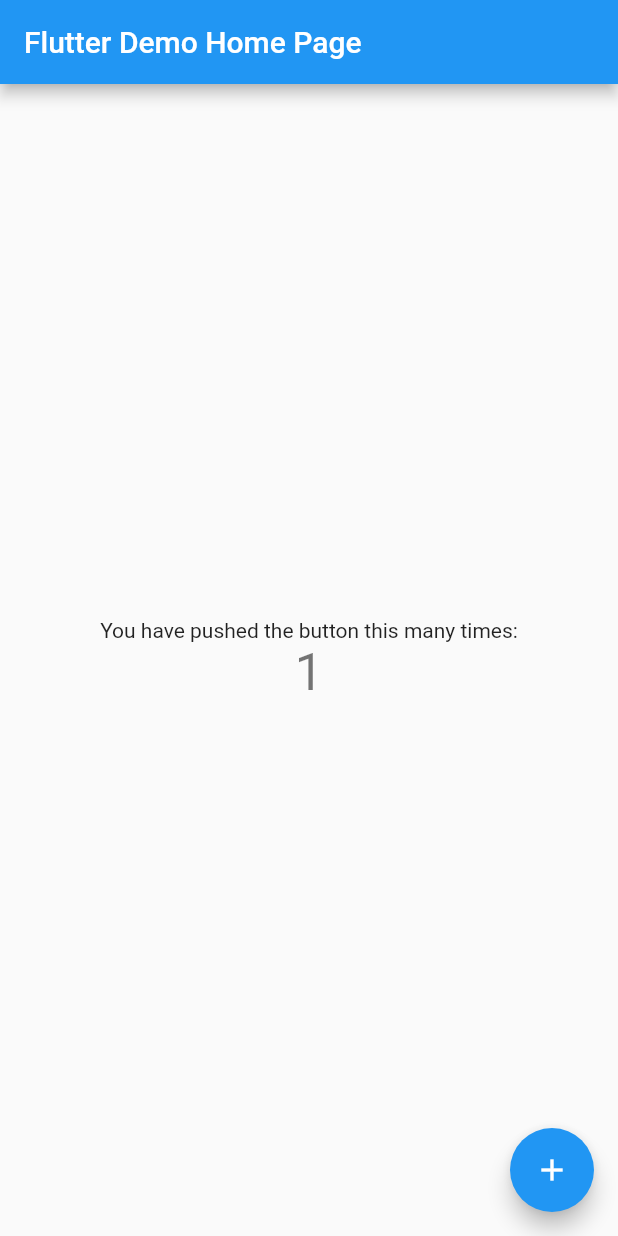
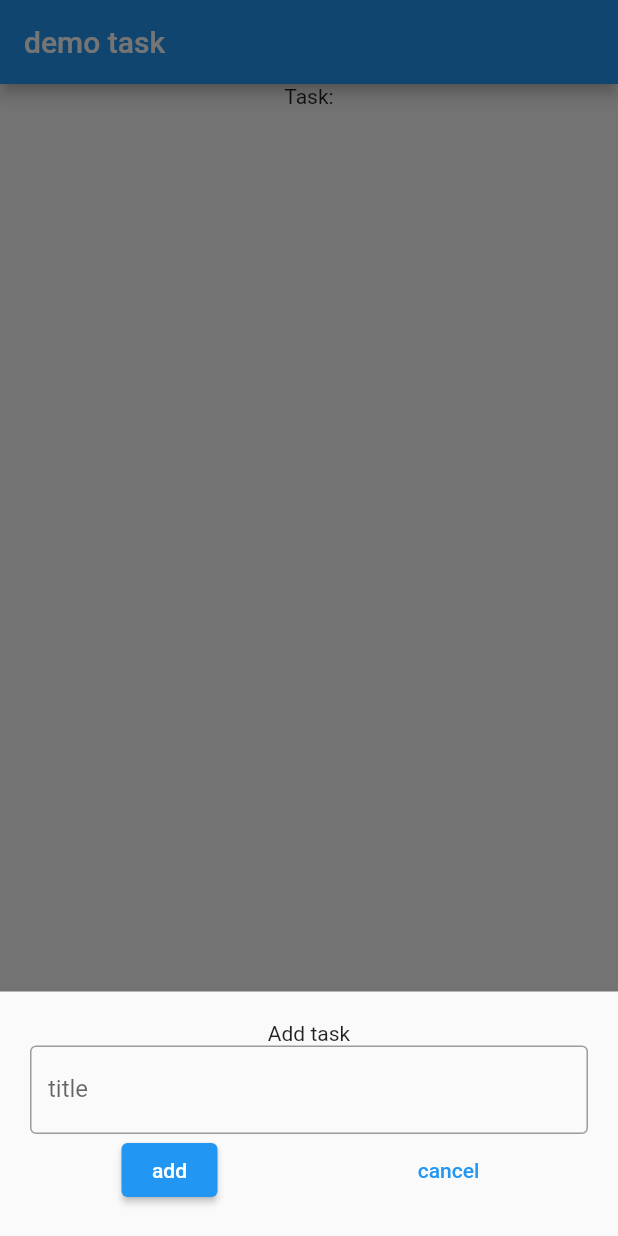
Before and after one commit to BestTeddydev/bloc-advance, a Flutter app: the screen it shows after launch, after a tap on the "add" icon, on a phone screen of 412 x 824 dp. Run offline on Flutter 3.47's test engine with Material 2 defaults, Android fonts, the phone set to English and light mode, and no system bars; our stand-ins replace equatable, flutter_bloc, hydrated_bloc.

Commit message:
feat: bloc advance

```diff
--- /dev/null
+++ b/lib/blocs/bloc/tasks_bloc.dart
@@ -0,0 +1,48 @@
+import 'package:bloc_advance/blocs/bloc_exports.dart';
+import 'package:bloc_advance/models/task.dart';
+import 'package:equatable/equatable.dart';
+
+part 'tasks_event.dart';
+part 'tasks_state.dart';
+
+class TasksBloc extends HydratedBloc<TasksEvent, TasksState> {
+  TasksBloc() : super(const TasksState()) {
+    on<AddTask>(_onAddTask);
+    on<UpdateTask>(_onUpdateTask);
+    on<DeleteTask>(_onDeleteTask);
+  }
+  void _onAddTask(AddTask event, Emitter<TasksState> emit) {
+    final state = this.state;
+    emit(TasksState(allTasks: List.from(state.allTasks)..add(event.task)));
+  }
+
+  void _onUpdateTask(UpdateTask event, Emitter<TasksState> emit) {
+    final state = this.state;
+    final task = event.task;
+    final int index = state.allTasks.indexOf(task);
+    List<Task> allTasks = List.from(state.allTasks)..remove(task);
+    task.isDone == false
+        ? allTasks.insert(index, task.copyWith(isDone: true))
+        : allTasks.insert(index, task.copyWith(isDone: false));
+    emit(TasksState(allTasks: allTasks));
+  }
+
+  void _onDeleteTask(DeleteTask event, Emitter<TasksState> emit) {
+    final state = this.state;
+    emit(
+      TasksState(
+        allTasks: List.from(state.allTasks)..remove(event.task),
+      ),
+    );
+  }
+
+  @override
+  TasksState? fromJson(Map<String, dynamic> json) {
+    return TasksState.fromMap(json);
+  }
+
+  @override
+  Map<String, dynamic> toJson(TasksState state) {
+    return state.toMap();
+  }
+}
--- /dev/null
+++ b/lib/blocs/bloc/tasks_event.dart
@@ -0,0 +1,30 @@
+// ignore_for_file: public_member_api_docs, sort_constructors_first
+part of 'tasks_bloc.dart';
+
+abstract class TasksEvent extends Equatable {
+  const TasksEvent();
+
+  @override
+  List<Object> get props => [];
+}
+
+class AddTask extends TasksEvent {
+  final Task task;
+  const AddTask({
+    required this.task,
+  });
+}
+
+class UpdateTask extends TasksEvent {
+  final Task task;
+  const UpdateTask({
+    required this.task,
+  });
+}
+
+class DeleteTask extends TasksEvent {
+  final Task task;
+  const DeleteTask({
+    required this.task,
+  });
+}
--- /dev/null
+++ b/lib/blocs/bloc/tasks_state.dart
@@ -0,0 +1,27 @@
+part of 'tasks_bloc.dart';
+
+class TasksState extends Equatable {
+  final List<Task> allTasks;
+  const TasksState({
+    this.allTasks = const <Task>[],
+  });
+
+  @override
+  List<Object> get props => [allTasks];
+
+  Map<String, dynamic> toMap() {
+    return <String, dynamic>{
+      'allTasks': allTasks.map((x) => x.toMap()).toList(),
+    };
+  }
+
+  factory TasksState.fromMap(Map<String, dynamic> map) {
+    return TasksState(
+      allTasks: List<Task>.from(
+        map['allTasks']?.map<Task>(
+          (x) => Task.fromMap(x as Map<String, dynamic>),
+        ),
+      ),
+    );
+  }
+}
--- /dev/null
+++ b/lib/blocs/bloc_exports.dart
@@ -0,0 +1,3 @@
+export './bloc//tasks_bloc.dart';
+export 'package:flutter_bloc/flutter_bloc.dart';
+export 'package:hydrated_bloc/hydrated_bloc.dart';
--- a/lib/main.dart
+++ b/lib/main.dart
@@ -1,115 +1,33 @@
+import 'package:bloc_advance/blocs/bloc_exports.dart';
+import 'package:bloc_advance/screens/task_screen.dart';
 import 'package:flutter/material.dart';
+import 'package:path_provider/path_provider.dart';
 
-void main() {
-  runApp(const MyApp());
+void main() async {
+  WidgetsFlutterBinding.ensureInitialized();
+  final storage = await HydratedStorage.build(
+    storageDirectory: await getApplicationDocumentsDirectory(),
+  );
+  HydratedBlocOverrides.runZoned(
+    () => runApp(const MyApp()),
+    storage: storage,
+  );
 }
 
 class MyApp extends StatelessWidget {
   const MyApp({Key? key}) : super(key: key);
 
-  // This widget is the root of your application.
   @override
   Widget build(BuildContext context) {
-    return MaterialApp(
-      title: 'Flutter Demo',
-      theme: ThemeData(
-        // This is the theme of your application.
-        //
-        // Try running your application with "flutter run". You'll see the
-        // application has a blue toolbar. Then, without quitting the app, try
-        // changing the primarySwatch below to Colors.green and then invoke
-        // "hot reload" (press "r" in the console where you ran "flutter run",
-        // or simply save your changes to "hot reload" in a Flutter IDE).
-        // Notice that the counter didn't reset back to zero; the application
-        // is not restarted.
-        primarySwatch: Colors.blue,
+    return BlocProvider(
+      create: (context) => TasksBloc(),
+      child: MaterialApp(
+        title: 'Bloc Advance',
+        theme: ThemeData(
+          primarySwatch: Colors.blue,
+        ),
+        home: const TaskScreen(),
       ),
-      home: const MyHomePage(title: 'Flutter Demo Home Page'),
     );
   }
 }
-
-class MyHomePage extends StatefulWidget {
-  const MyHomePage({Key? key, required this.title}) : super(key: key);
-
-  // This widget is the home page of your application. It is stateful, meaning
-  // that it has a State object (defined below) that contains fields that affect
-  // how it looks.
-
-  // This class is the configuration for the state. It holds the values (in this
-  // case the title) provided by the parent (in this case the App widget) and
-  // used by the build method of the State. Fields in a Widget subclass are
-  // always marked "final".
-
-  final String title;
-
-  @override
-  State<MyHomePage> createState() => _MyHomePageState();
-}
-
-class _MyHomePageState extends State<MyHomePage> {
-  int _counter = 0;
-
-  void _incrementCounter() {
-    setState(() {
-      // This call to setState tells the Flutter framework that something has
-      // changed in this State, which causes it to rerun the build method below
-      // so that the display can reflect the updated values. If we changed
-      // _counter without calling setState(), then the build method would not be
-      // called again, and so nothing would appear to happen.
-      _counter++;
-    });
-  }
-
-  @override
-  Widget build(BuildContext context) {
-    // This method is rerun every time setState is called, for instance as done
-    // by the _incrementCounter method above.
-    //
-    // The Flutter framework has been optimized to make rerunning build methods
-    // fast, so that you can just rebuild anything that needs updating rather
-    // than having to individually change instances of widgets.
-    return Scaffold(
-      appBar: AppBar(
-        // Here we take the value from the MyHomePage object that was created by
-        // the App.build method, and use it to set our appbar title.
-        title: Text(widget.title),
-      ),
-      body: Center(
-        // Center is a layout widget. It takes a single child and positions it
-        // in the middle of the parent.
-        child: Column(
-          // Column is also a layout widget. It takes a list of children and
-          // arranges them vertically. By default, it sizes itself to fit its
-          // children horizontally, and tries to be as tall as its parent.
-          //
-          // Invoke "debug painting" (press "p" in the console, choose the
-          // "Toggle Debug Paint" action from the Flutter Inspector in Android
-          // Studio, or the "Toggle Debug Paint" command in Visual Studio Code)
-          // to see the wireframe for each widget.
-          //
-          // Column has various properties to control how it sizes itself and
-          // how it positions its children. Here we use mainAxisAlignment to
-          // center the children vertically; the main axis here is the vertical
-          // axis because Columns are vertical (the cross axis would be
-          // horizontal).
-          mainAxisAlignment: MainAxisAlignment.center,
-          children: <Widget>[
-            const Text(
-              'You have pushed the button this many times:',
-            ),
-            Text(
-              '$_counter',
-              style: Theme.of(context).textTheme.headline4,
-            ),
-          ],
-        ),
-      ),
-      floatingActionButton: FloatingActionButton(
-        onPressed: _incrementCounter,
-        tooltip: 'Increment',
-        child: const Icon(Icons.add),
-      ), // This trailing comma makes auto-formatting nicer for build methods.
-    );
-  }
-}
--- /dev/null
+++ b/lib/models/task.dart
@@ -0,0 +1,43 @@
+// 1.
+class Task {
+  final String title;
+  bool? isDeleted;
+  bool? isDone;
+  Task({
+    required this.title,
+    this.isDeleted,
+    this.isDone,
+  }){
+    isDeleted = isDeleted ?? false;
+    isDone = isDone ?? false;
+  }
+
+
+  Task copyWith({
+    String? title,
+    bool? isDeleted,
+    bool? isDone,
+  }) {
+    return Task(
+      title: title ?? this.title,
+      isDeleted: isDeleted ?? this.isDeleted,
+      isDone: isDone ?? this.isDone,
+    );
+  }
+
+  Map<String, dynamic> toMap() {
+    return <String, dynamic>{
+      'title': title,
+      'isDeleted': isDeleted,
+      'isDone': isDone,
+    };
+  }
+
+  factory Task.fromMap(Map<String, dynamic> map) {
+    return Task(
+      title: map['title'] as String,
+      isDeleted: map['isDeleted'] != null ? map['isDeleted'] as bool : null,
+      isDone: map['isDone'] != null ? map['isDone'] as bool : null,
+    );
+  }
+}
--- /dev/null
+++ b/lib/screens/add_task_screen.dart
@@ -0,0 +1,51 @@
+import 'package:flutter/material.dart';
+
+import '../blocs/bloc_exports.dart';
+import '../models/task.dart';
+
+class AddTaskScreen extends StatefulWidget {
+  const AddTaskScreen({Key? key}) : super(key: key);
+
+  @override
+  State<AddTaskScreen> createState() => _AddTaskScreenState();
+}
+
+class _AddTaskScreenState extends State<AddTaskScreen> {
+  TextEditingController titleController = TextEditingController();
+
+  @override
+  Widget build(BuildContext context) {
+    return Container(
+      padding: const EdgeInsets.all(20),
+      child: Column(
+        children: [
+          const Text("Add task"),
+          TextField(
+            controller: titleController,
+            decoration: const InputDecoration(
+              label: Text('title'),
+              border: OutlineInputBorder(),
+            ),
+          ),
+          Row(
+            mainAxisAlignment: MainAxisAlignment.spaceAround,
+            children: [
+              ElevatedButton(
+                onPressed: () {
+                  var task = Task(title: titleController.text);
+                  context.read<TasksBloc>().add(AddTask(task: task));
+                  Navigator.pop(context);
+                },
+                child: const Text("add"),
+              ),
+              TextButton(
+                onPressed: () => Navigator.pop(context),
+                child: const Text('cancel'),
+              ),
+            ],
+          ),
+        ],
+      ),
+    );
+  }
+}
--- /dev/null
+++ b/lib/screens/task_screen.dart
@@ -0,0 +1,57 @@
+import 'package:bloc_advance/widget/task_list.dart';
+import 'package:flutter/material.dart';
+
+import '../blocs/bloc_exports.dart';
+import '../models/task.dart';
+import 'add_task_screen.dart';
+
+class TaskScreen extends StatefulWidget {
+  const TaskScreen({Key? key}) : super(key: key);
+
+  @override
+  State<TaskScreen> createState() => _TaskScreenState();
+}
+
+class _TaskScreenState extends State<TaskScreen> {
+  void _addTask(BuildContext context) {
+    showModalBottomSheet(
+      context: context,
+      builder: (builder) => SingleChildScrollView(
+        child: Container(
+          padding: EdgeInsets.only(
+            bottom: MediaQuery.of(context).viewInsets.bottom,
+          ),
+          child: const AddTaskScreen(),
+        ),
+      ),
+    );
+  }
+
+  @override
+  Widget build(BuildContext context) {
+    return BlocBuilder<TasksBloc, TasksState>(
+      builder: (context, state) {
+        List<Task> tasksList = state.allTasks;
+        return Scaffold(
+          appBar: AppBar(title: const Text('demo task')),
+          body: Center(
+            child: Column(
+              mainAxisAlignment: MainAxisAlignment.center,
+              children: [
+                const Text(
+                  'Task:',
+                ),
+                TaskList(tasks: tasksList),
+              ],
+            ),
+          ),
+          floatingActionButton: FloatingActionButton(
+            onPressed: () => _addTask(context),
+            tooltip: 'Increment',
+            child: const Icon(Icons.add),
+          ),
+        );
+      },
+    );
+  }
+}
--- /dev/null
+++ b/lib/widget/task_list.dart
@@ -0,0 +1,35 @@
+import 'package:flutter/material.dart';
+
+import '../models/task.dart';
+import '../blocs/bloc_exports.dart';
+
+class TaskList extends StatelessWidget {
+  final List<Task> tasks;
+  const TaskList({
+    Key? key,
+    required this.tasks,
+  }) : super(key: key);
+
+  @override
+  Widget build(BuildContext context) {
+    return Expanded(
+      child: ListView.builder(
+        itemCount: tasks.length,
+        itemBuilder: ((context, index) {
+          Task task = tasks[index];
+          return ListTile(
+            title: Text(task.title),
+            trailing: Checkbox(
+              onChanged: (value) {
+                context.read<TasksBloc>().add(UpdateTask(task: task));
+              },
+              value: task.isDone,
+            ),
+            onLongPress: () =>
+                context.read<TasksBloc>().add(DeleteTask(task: task)),
+          );
+        }),
+      ),
+    );
+  }
+}
--- a/pubspec.yaml
+++ b/pubspec.yaml
@@ -34,6 +34,10 @@ dependencies:
   # The following adds the Cupertino Icons font to your application.
   # Use with the CupertinoIcons class for iOS style icons.
   cupertino_icons: ^1.0.2
+  flutter_bloc: ^8.0.1
+  equatable: ^2.0.3
+  hydrated_bloc: ^8.1.0
+  path_provider: ^2.0.10
 
 dev_dependencies:
   flutter_test:
```
Also changed, not shown: pubspec.lock, 10 other files.
